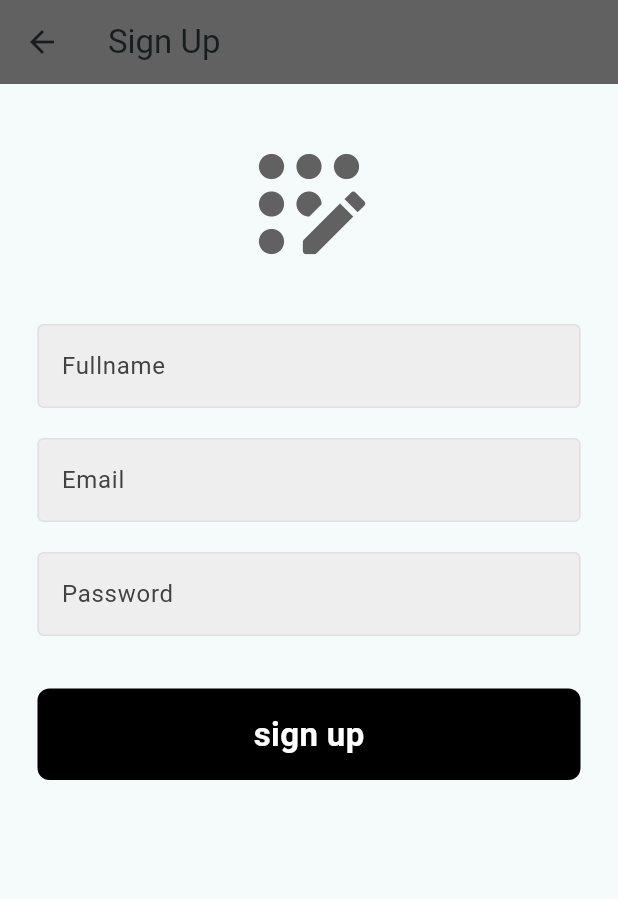
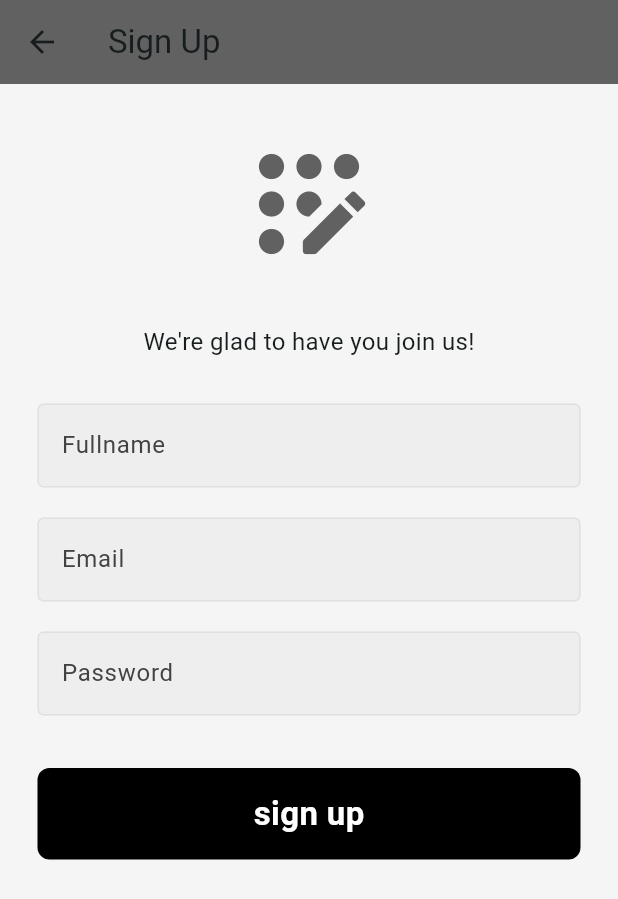
Before and after one commit to dojjo-corp/login-screen-trestle, a Flutter app: the SignUp screen opened directly, on a phone screen of 412 x 824 dp. Shown: the top 899 px of the screen. Run offline on Flutter 3.47's test engine with Material 2 defaults, Android fonts, the phone set to English and light mode, and no system bars.

Commit message:
Update sign_up.dart
signup -i

```diff
--- a/lib/pages/sign_up.dart
+++ b/lib/pages/sign_up.dart
@@ -18,6 +18,7 @@ class SignUp extends StatelessWidget {
           title: const Text('Sign Up'),
           backgroundColor: Colors.grey[700],
         ),
+        backgroundColor: Colors.grey[100],
         body: SingleChildScrollView(
           child: Center(
             child: Column(
@@ -25,6 +26,13 @@ class SignUp extends StatelessWidget {
               children: [
                 const SizedBox(height: 30,),
                 Icon(Icons.app_registration_rounded, size: 100, color: Colors.grey[700],),
+                const SizedBox(height: 30,),
+                const Text(
+                  'We\'re glad to have you join us!',
+                  style: TextStyle(
+                    fontSize: 16
+                  ),
+                ),
                 const SizedBox(height: 30,),
                 MyTextField(
                   obscureText: false,
```
